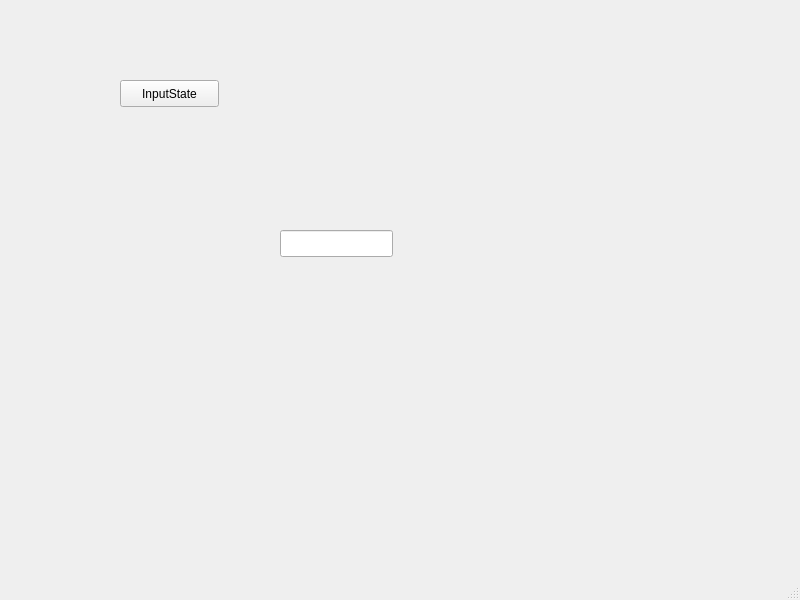
This is main/gui/mainwindowinputtest.ui in benediktibk/bomberman as Qt 5 draws it before an edit. The edited form follows.
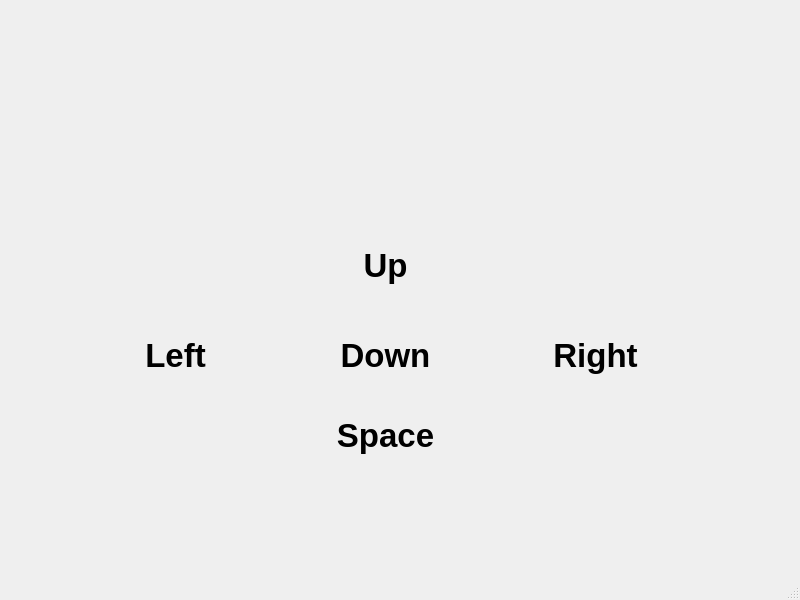
This is the edited form.

Commit message: input test program finished and working correctly

What changed in the file:
```diff
--- a/main/gui/mainwindowinputtest.ui
+++ b/main/gui/mainwindowinputtest.ui
@@ -14,27 +14,119 @@
    <string>MainWindow</string>
   </property>
   <widget class="QWidget" name="centralwidget">
-   <widget class="QPushButton" name="inputStateButton">
+   <widget class="QLabel" name="inputTestDownLabel">
     <property name="geometry">
      <rect>
-      <x>120</x>
-      <y>80</y>
-      <width>99</width>
-      <height>27</height>
+      <x>290</x>
+      <y>330</y>
+      <width>191</width>
+      <height>51</height>
      </rect>
     </property>
+    <property name="font">
+     <font>
+      <pointsize>25</pointsize>
+      <weight>75</weight>
+      <bold>true</bold>
+     </font>
+    </property>
     <property name="text">
-     <string>InputState</string>
+     <string>Down</string>
     </property>
+    <property name="alignment">
+     <set>Qt::AlignCenter</set>
+    </property>
    </widget>
-   <widget class="QLineEdit" name="displayLineEdit">
+   <widget class="QLabel" name="inputTestLeftLabel">
     <property name="geometry">
      <rect>
-      <x>280</x>
-      <y>230</y>
-      <width>113</width>
-      <height>27</height>
+      <x>80</x>
+      <y>330</y>
+      <width>191</width>
+      <height>51</height>
      </rect>
+    </property>
+    <property name="font">
+     <font>
+      <pointsize>25</pointsize>
+      <weight>75</weight>
+      <bold>true</bold>
+     </font>
+    </property>
+    <property name="text">
+     <string>Left</string>
+    </property>
+    <property name="alignment">
+     <set>Qt::AlignCenter</set>
+    </property>
+   </widget>
+   <widget class="QLabel" name="inputTestRightLabel">
+    <property name="geometry">
+     <rect>
+      <x>500</x>
+      <y>330</y>
+      <width>191</width>
+      <height>51</height>
+     </rect>
+    </property>
+    <property name="font">
+     <font>
+      <pointsize>25</pointsize>
+      <weight>75</weight>
+      <bold>true</bold>
+     </font>
+    </property>
+    <property name="text">
+     <string>Right</string>
+    </property>
+    <property name="alignment">
+     <set>Qt::AlignCenter</set>
+    </property>
+   </widget>
+   <widget class="QLabel" name="inputTestUpLabel">
+    <property name="geometry">
+     <rect>
+      <x>290</x>
+      <y>240</y>
+      <width>191</width>
+      <height>51</height>
+     </rect>
+    </property>
+    <property name="font">
+     <font>
+      <pointsize>25</pointsize>
+      <weight>75</weight>
+      <bold>true</bold>
+     </font>
+    </property>
+    <property name="text">
+     <string>Up</string>
+    </property>
+    <property name="alignment">
+     <set>Qt::AlignCenter</set>
+    </property>
+   </widget>
+   <widget class="QLabel" name="inputTestSpaceLabel">
+    <property name="geometry">
+     <rect>
+      <x>190</x>
+      <y>410</y>
+      <width>391</width>
+      <height>51</height>
+     </rect>
+    </property>
+    <property name="font">
+     <font>
+      <pointsize>25</pointsize>
+      <weight>75</weight>
+      <bold>true</bold>
+     </font>
+    </property>
+    <property name="text">
+     <string>Space</string>
+    </property>
+    <property name="alignment">
+     <set>Qt::AlignCenter</set>
     </property>
    </widget>
   </widget>
```
The commit also changes 2 other files.
